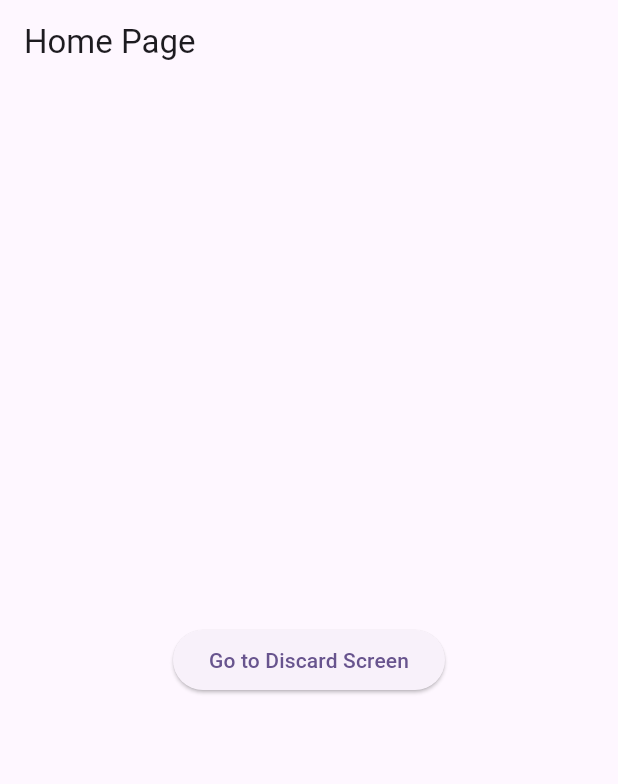
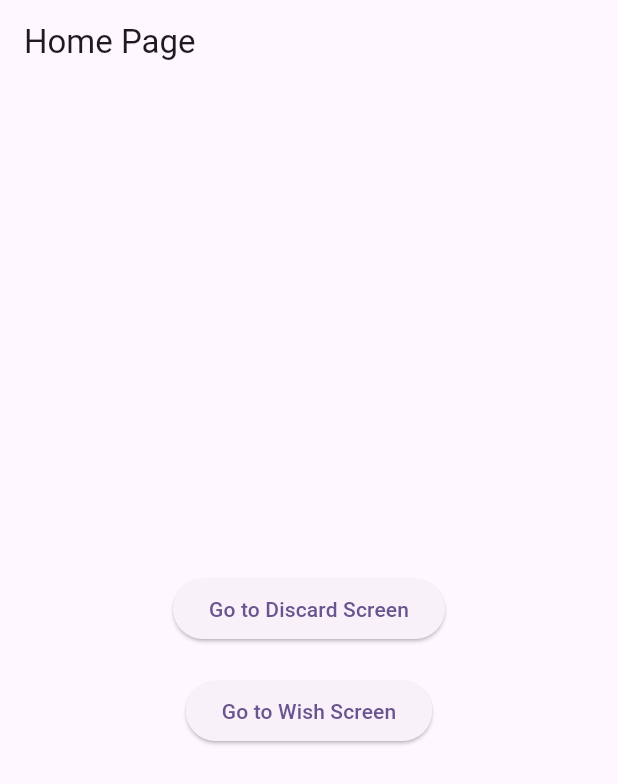
Before and after one commit to ibhaze/Toy-Exchange-Application, a Flutter app: the screen it shows after launch, on a phone screen of 412 x 824 dp. Shown: the top 784 px of the screen. Run offline on Flutter 3.47's test engine with Material 3 defaults, Android fonts, the phone set to English and light mode, and no system bars; our stand-ins replace image_picker.

Commit message:
[feat]add wish list screen

```diff
--- a/wishntoss/lib/discard_list_screen.dart
+++ b/wishntoss/lib/discard_list_screen.dart
@@ -45,10 +45,10 @@
                 },
                 child: Container(
                   decoration: const BoxDecoration(
-                    color: Color.fromARGB(255, 179, 179, 179), // 추가 버튼 배경색
+                    color: Color.fromARGB(255, 179, 179, 179),
                   ),
                   child: const Icon(
-                    Icons.add, // 추가 버튼 아이콘
+                    Icons.add,
                     size: 40,
                     color: Colors.white,
                   ),
@@ -66,7 +66,7 @@
                     Expanded(
                       child: Image.asset(
                         toyImage,
-                        fit: BoxFit.cover, // 이미지를 그리드 크기에 맞추고 잘라냄
+                        fit: BoxFit.cover,
                         width: double.infinity,
                       ),
                     ),
--- a/wishntoss/lib/main.dart
+++ b/wishntoss/lib/main.dart
@@ -1,5 +1,6 @@
 import 'package:flutter/material.dart';
 import 'discard_list_screen.dart';
+import 'wish_list_screen.dart';
 
 void main() {
   runApp(const MyApp());
@@ -31,7 +32,10 @@
         title: const Text('Home Page'),
       ),
       body: Center(
-        child: ElevatedButton(
+        child: Column(
+          mainAxisAlignment: MainAxisAlignment.center, // Center the buttons vertically
+          children: [
+            ElevatedButton(
               onPressed: () {
                 Navigator.push(
                   context,
@@ -40,6 +44,18 @@
               },
               child: const Text('Go to Discard Screen'),
             ),
+            const SizedBox(height: 20), // Add space between the buttons
+            ElevatedButton(
+              onPressed: () {
+                Navigator.push(
+                  context,
+                  MaterialPageRoute(builder: (context) => const WishListScreen()),
+                );
+              },
+              child: const Text('Go to Wish Screen'),
+            ),
+          ],
+        ),
       ),
     );
   }
```
Lines whose indentation alone changed are shown as unchanged.
